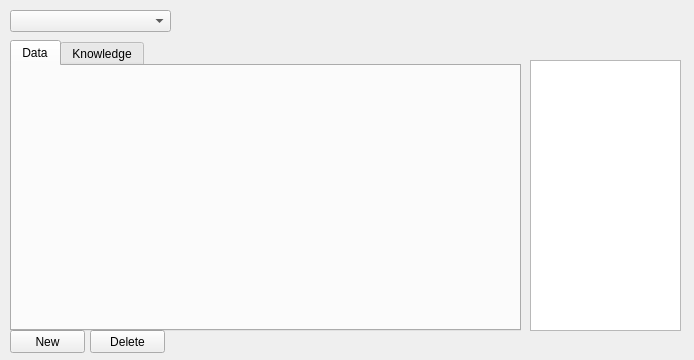
Qt form ExylorQt/Gui/expertwidget.ui (Stas777/Exsylor) before a commit.
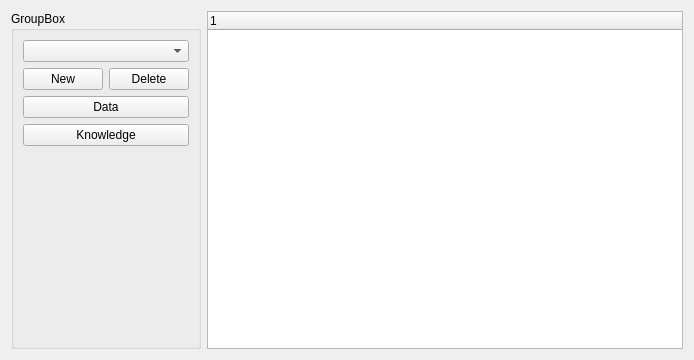
The same form after that commit. Custom widgets are drawn as their Qt base class.

```diff
--- a/ExylorQt/Gui/expertwidget.ui
+++ b/ExylorQt/Gui/expertwidget.ui
@@ -13,84 +13,71 @@
   <property name="windowTitle">
    <string>Form</string>
   </property>
-  <widget class="QComboBox" name="comboBox">
-   <property name="geometry">
-    <rect>
-     <x>10</x>
-     <y>10</y>
-     <width>161</width>
-     <height>22</height>
-    </rect>
-   </property>
-  </widget>
-  <widget class="QPushButton" name="newButton">
-   <property name="geometry">
-    <rect>
-     <x>10</x>
-     <y>330</y>
-     <width>75</width>
-     <height>23</height>
-    </rect>
-   </property>
-   <property name="text">
-    <string>New</string>
-   </property>
-  </widget>
-  <widget class="QPushButton" name="deleteButton">
-   <property name="geometry">
-    <rect>
-     <x>90</x>
-     <y>330</y>
-     <width>75</width>
-     <height>23</height>
-    </rect>
-   </property>
-   <property name="text">
-    <string>Delete</string>
-   </property>
-  </widget>
-  <widget class="QTreeView" name="treeView">
-   <property name="geometry">
-    <rect>
-     <x>530</x>
-     <y>60</y>
-     <width>151</width>
-     <height>271</height>
-    </rect>
-   </property>
-  </widget>
-  <widget class="QTabWidget" name="tabWidget">
-   <property name="geometry">
-    <rect>
-     <x>10</x>
-     <y>40</y>
-     <width>511</width>
-     <height>291</height>
-    </rect>
-   </property>
-   <property name="currentIndex">
-    <number>0</number>
-   </property>
-   <widget class="DataDialog" name="dataTab">
-    <attribute name="title">
-     <string>Data</string>
-    </attribute>
-   </widget>
-   <widget class="QWidget" name="knowledgeTab">
-    <attribute name="title">
-     <string>Knowledge</string>
-    </attribute>
-   </widget>
-  </widget>
+  <layout class="QGridLayout" name="gridLayout_2">
+   <item row="1" column="0">
+    <widget class="QGroupBox" name="groupBox">
+     <property name="title">
+      <string>GroupBox</string>
+     </property>
+     <layout class="QGridLayout" name="gridLayout">
+      <item row="4" column="0" colspan="2">
+       <widget class="QPushButton" name="KnowledgePushButton">
+        <property name="text">
+         <string>Knowledge</string>
+        </property>
+       </widget>
+      </item>
+      <item row="1" column="1">
+       <widget class="QPushButton" name="deleteButton">
+        <property name="text">
+         <string>Delete</string>
+        </property>
+       </widget>
+      </item>
+      <item row="0" column="0" colspan="2">
+       <widget class="QComboBox" name="comboBox"/>
+      </item>
+      <item row="2" column="0" colspan="2">
+       <widget class="QPushButton" name="dataPushButton">
+        <property name="text">
+         <string>Data</string>
+        </property>
+       </widget>
+      </item>
+      <item row="1" column="0">
+       <widget class="QPushButton" name="newButton">
+        <property name="text">
+         <string>New</string>
+        </property>
+       </widget>
+      </item>
+      <item row="5" column="0" colspan="2">
+       <spacer name="verticalSpacer">
+        <property name="orientation">
+         <enum>Qt::Vertical</enum>
+        </property>
+        <property name="sizeHint" stdset="0">
+         <size>
+          <width>20</width>
+          <height>40</height>
+         </size>
+        </property>
+       </spacer>
+      </item>
+     </layout>
+    </widget>
+   </item>
+   <item row="1" column="1">
+    <widget class="QTreeWidget" name="treeWidget">
+     <column>
+      <property name="text">
+       <string notr="true">1</string>
+      </property>
+     </column>
+    </widget>
+   </item>
+  </layout>
  </widget>
- <customwidgets>
-  <customwidget>
-   <class>DataDialog</class>
-   <extends>QWidget</extends>
-   <header location="global">datadialog.h</header>
-   <container>1</container>
-  </customwidget>
- </customwidgets>
  <resources/>
  <connections/>
 </ui>
```
